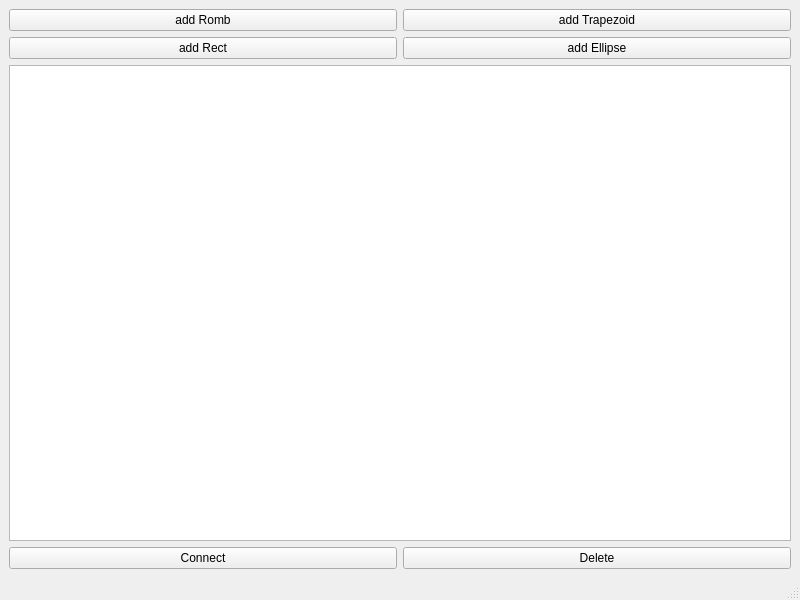
Qt form mainwindow.ui (LaQicka/DiagramPainter) before a commit.
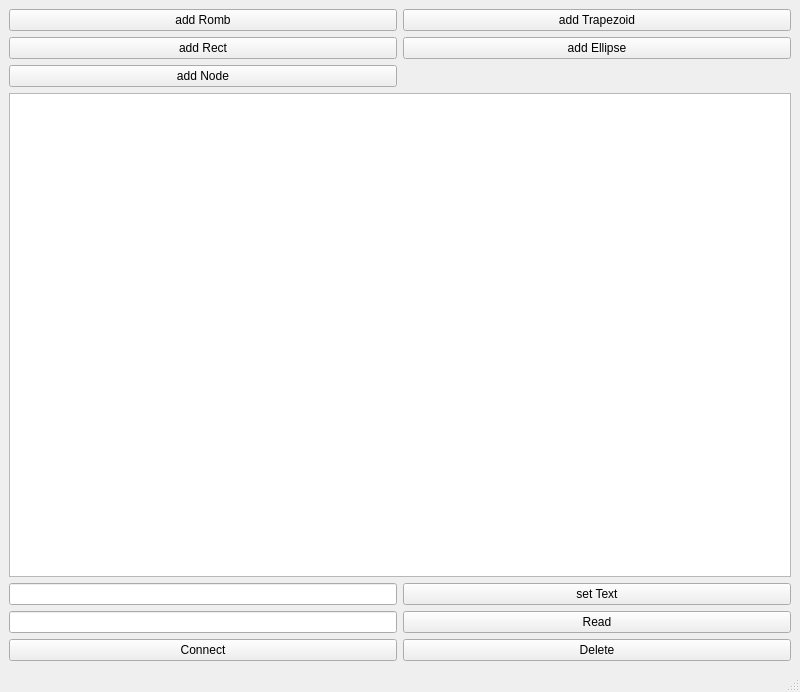
The same form after that commit.

Commit message: Add oportunity to add Nodes on edges and deleting edges between 2 items

The edit to the form file:
```diff
--- a/mainwindow.ui
+++ b/mainwindow.ui
@@ -7,7 +7,7 @@
     <x>0</x>
     <y>0</y>
     <width>800</width>
-    <height>600</height>
+    <height>692</height>
    </rect>
   </property>
   <property name="windowTitle">
@@ -15,23 +15,6 @@
   </property>
   <widget class="QWidget" name="centralwidget">
    <layout class="QGridLayout" name="gridLayout">
-    <item row="2" column="3">
-     <widget class="QPushButton" name="addTrapezoid">
-      <property name="text">
-       <string>add Trapezoid</string>
-      </property>
-     </widget>
-    </item>
-    <item row="4" column="2" colspan="2">
-     <widget class="QGraphicsView" name="graphicsView"/>
-    </item>
-    <item row="2" column="2">
-     <widget class="QPushButton" name="addRomb">
-      <property name="text">
-       <string>add Romb</string>
-      </property>
-     </widget>
-    </item>
     <item row="3" column="2">
      <widget class="QPushButton" name="addRect">
       <property name="text">
@@ -39,6 +22,40 @@
       </property>
      </widget>
     </item>
+    <item row="7" column="2">
+     <widget class="QLineEdit" name="textToSet">
+      <property name="sizePolicy">
+       <sizepolicy hsizetype="Ignored" vsizetype="Fixed">
+        <horstretch>0</horstretch>
+        <verstretch>0</verstretch>
+       </sizepolicy>
+      </property>
+     </widget>
+    </item>
+    <item row="9" column="3">
+     <widget class="QPushButton" name="delete_item">
+      <property name="text">
+       <string>Delete</string>
+      </property>
+     </widget>
+    </item>
+    <item row="6" column="2" colspan="2">
+     <widget class="QGraphicsView" name="graphicsView"/>
+    </item>
+    <item row="2" column="3">
+     <widget class="QPushButton" name="addTrapezoid">
+      <property name="text">
+       <string>add Trapezoid</string>
+      </property>
+     </widget>
+    </item>
+    <item row="4" column="2">
+     <widget class="QPushButton" name="addNode">
+      <property name="text">
+       <string>add Node</string>
+      </property>
+     </widget>
+    </item>
     <item row="3" column="3">
      <widget class="QPushButton" name="addEllipse">
       <property name="text">
@@ -46,17 +63,41 @@
       </property>
      </widget>
     </item>
-    <item row="5" column="2">
+    <item row="7" column="3">
+     <widget class="QPushButton" name="setText">
+      <property name="text">
+       <string>set Text</string>
+      </property>
+     </widget>
+    </item>
+    <item row="2" column="2">
+     <widget class="QPushButton" name="addRomb">
+      <property name="text">
+       <string>add Romb</string>
+      </property>
+     </widget>
+    </item>
+    <item row="9" column="2">
      <widget class="QPushButton" name="connect">
       <property name="text">
        <string>Connect</string>
       </property>
      </widget>
     </item>
-    <item row="5" column="3">
-     <widget class="QPushButton" name="delete_item">
+    <item row="8" column="3">
+     <widget class="QPushButton" name="Read">
       <property name="text">
-       <string>Delete</string>
+       <string>Read</string>
+      </property>
+     </widget>
+    </item>
+    <item row="8" column="2">
+     <widget class="QLineEdit" name="fileName">
+      <property name="sizePolicy">
+       <sizepolicy hsizetype="Ignored" vsizetype="Fixed">
+        <horstretch>0</horstretch>
+        <verstretch>0</verstretch>
+       </sizepolicy>
       </property>
      </widget>
     </item>
```
The commit also changes 16 other files.
